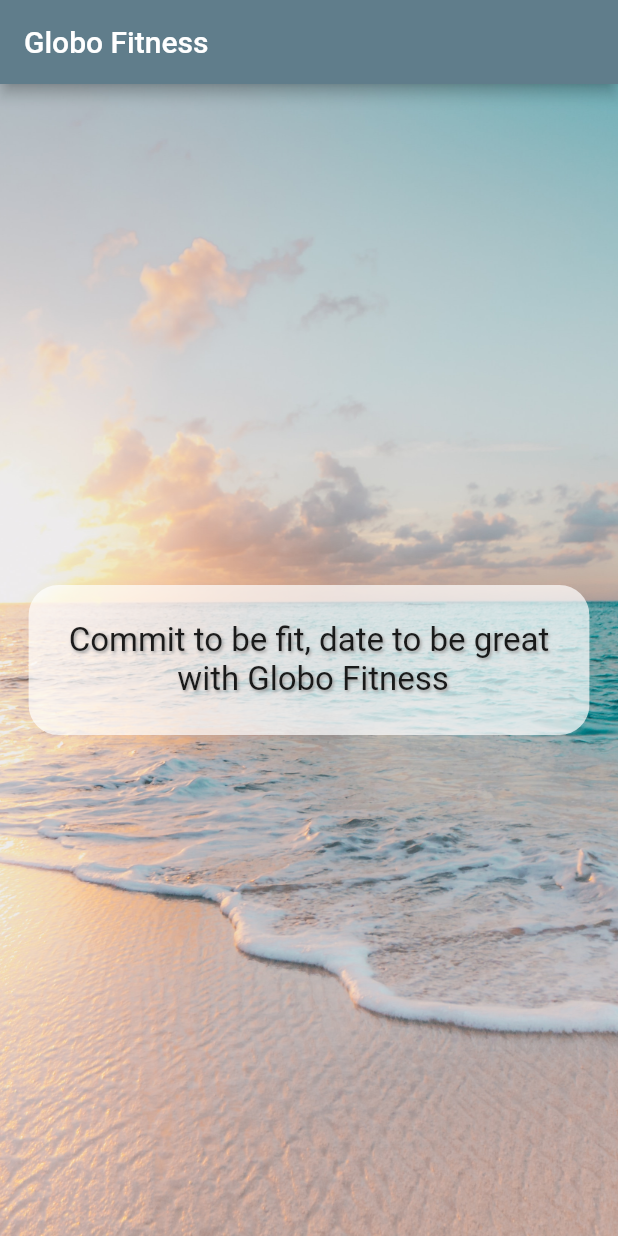
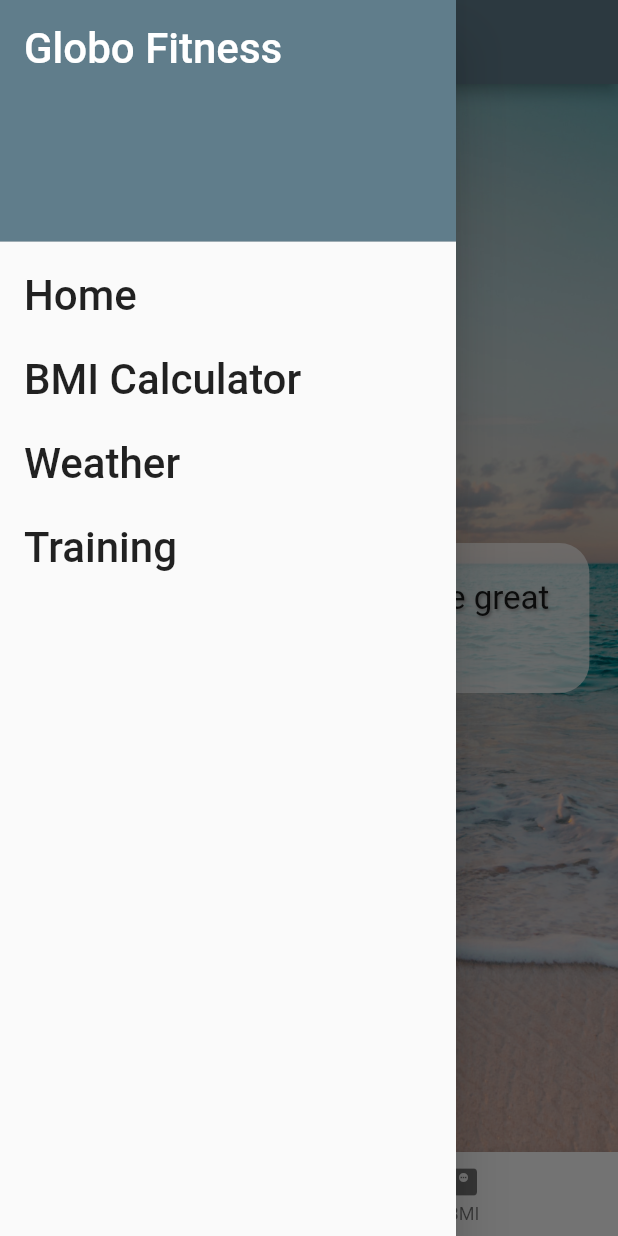
Before and after one commit to AsafPatya/hello_flutter, a Flutter app: the screen it shows after launch, with the side drawer open (before the commit the screen has no drawer), on a phone screen of 412 x 824 dp. Run offline on Flutter 3.47's test engine with Material 2 defaults, Android fonts, the phone set to English and light mode, and no system bars.

Commit message:
after module 3 - Adding Navigation and the Home Screem

```diff
--- a/lib/main.dart
+++ b/lib/main.dart
@@ -1,5 +1,6 @@
 import 'package:flutter/material.dart';
 import 'screens/intro_screen.dart';
+import 'screens/bmi_screen.dart';
 
 void main(){
   runApp(const GlobeApp());
@@ -14,7 +15,11 @@ class GlobeApp extends StatelessWidget {
       theme: ThemeData(
         primarySwatch: Colors.blueGrey
       ),
-      home: IntroScreen()
+      routes: {
+        '/': (context) => IntroScreen(),
+        '/bmi': (context) => BmiScreen(),
+      },
+      initialRoute: '/',
     );
   }
 }
--- a/lib/screens/intro_screen.dart
+++ b/lib/screens/intro_screen.dart
@@ -1,4 +1,7 @@
 import 'package:flutter/material.dart';
+import '../shared/menu_drawer.dart';
+import '../shared/menu_bottom.dart';
+
 class IntroScreen extends StatelessWidget {
   const IntroScreen({Key? key}) : super(key: key);
 
@@ -8,6 +11,8 @@ class IntroScreen extends StatelessWidget {
       appBar: AppBar(
         title: const Text('Globo Fitness'),
       ),
+      drawer: MenuDrawer(),
+      bottomNavigationBar: MenuBottom(),
       body: Container(
           decoration: BoxDecoration(
               image: DecorationImage(
--- /dev/null
+++ b/lib/shared/menu_bottom.dart
@@ -0,0 +1,31 @@
+import 'package:flutter/material.dart';
+
+class MenuBottom extends StatelessWidget {
+  const MenuBottom({Key? key}) : super(key: key);
+
+  @override
+  Widget build(BuildContext context) {
+    return BottomNavigationBar(
+      onTap: (int index){
+        switch(index){
+          case 0:
+            Navigator.pushNamed(context, '/');
+            break;
+          case 1:
+            Navigator.pushNamed(context, '/bmi');
+            break;
+        }
+      },
+      items: [
+        BottomNavigationBarItem(
+            icon: Icon(Icons.home),
+            label: 'Home'
+        ),
+        BottomNavigationBarItem(
+            icon: Icon(Icons.monitor_weight),
+            label: 'BMI'
+        )
+      ],
+    );
+  }
+}
--- /dev/null
+++ b/lib/shared/menu_drawer.dart
@@ -0,0 +1,70 @@
+import 'package:flutter/material.dart';
+import '../screens/bmi_screen.dart';
+import '../screens/intro_screen.dart';
+
+class MenuDrawer extends StatelessWidget {
+  const MenuDrawer({Key? key}) : super(key: key);
+
+  @override
+  Widget build(BuildContext context) {
+    return Drawer(
+      child: ListView(
+        children: buildMenuItems(context),
+      ),
+    );
+  }
+
+  List<Widget> buildMenuItems(BuildContext context){
+    final List<String> menuTitles = [
+      'Home',
+      'BMI Calculator',
+      'Weather',
+      'Training'
+    ];
+    List<Widget> menuItems = [];
+    menuItems.add(
+        DrawerHeader
+          (
+            decoration: BoxDecoration(
+              color: Colors.blueGrey
+            ),
+            child: Text(
+              'Globo Fitness',
+              style: TextStyle(
+                color: Colors.white,
+                fontSize: 28
+              ),
+            ),
+          )
+    );
+    menuTitles.forEach((String element) {
+      Widget screen = Container();
+      menuItems.add(
+          ListTile(
+          title: Text(
+            element,
+            style: TextStyle(
+              fontSize: 28
+            ),
+          ),
+          onTap: () {
+            switch (element){
+              case 'Home':
+                screen = IntroScreen();
+                break;
+              case   'BMI Calculator':
+                screen = BmiScreen();
+                break;
+            }
+            // this lines are for remove the Drawer before we getting back to screen
+            Navigator.of(context).pop();
+            Navigator.of(context).push(
+              MaterialPageRoute(builder: (context) => screen)
+            );
+          },
+        )
+      );
+    });
+    return menuItems;
+  }
+}
```
Also changed, not shown: lib/screens/bmi_screen.dart (added, +23 -0 lines).
